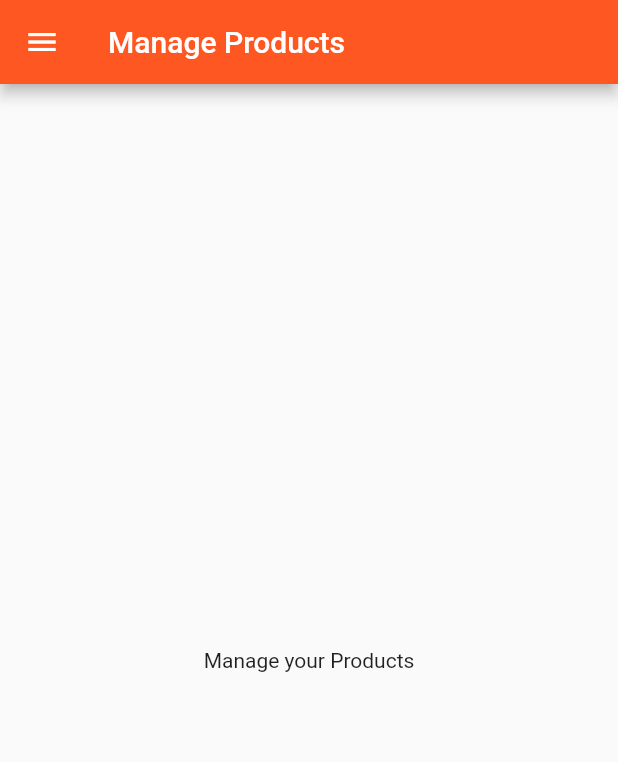
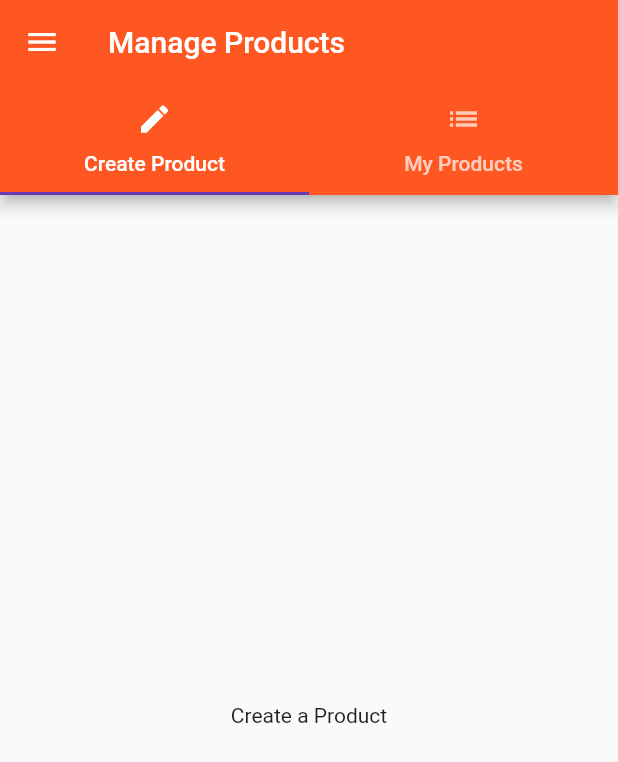
Before and after one commit to yukihirai0505/flutter-sample, a Flutter app: the ProductsAdminPage screen opened directly, on a phone screen of 412 x 824 dp. Shown: the top 762 px of the screen. Run offline on Flutter 3.47's test engine with Material 2 defaults, Android fonts, the phone set to English and light mode, and no system bars.

Commit message:
Add tabs

```diff
--- /dev/null
+++ b/lib/pages/product_create.dart
@@ -0,0 +1,10 @@
+import 'package:flutter/cupertino.dart';
+
+class ProductCreatePage extends StatelessWidget {
+  @override
+  Widget build(BuildContext context) {
+    return Center(
+      child: Text('Create a Product'),
+    );
+  }
+}
--- /dev/null
+++ b/lib/pages/product_list.dart
@@ -0,0 +1,10 @@
+import 'package:flutter/cupertino.dart';
+
+class ProductListPage extends StatelessWidget {
+  @override
+  Widget build(BuildContext context) {
+    return Center(
+      child: Text('All Products'),
+    );
+  }
+}
--- a/lib/pages/products_admin.dart
+++ b/lib/pages/products_admin.dart
@@ -1,11 +1,15 @@
 import 'package:flutter/material.dart';
+import 'package:flutter_sample/pages/product_create.dart';
+import 'package:flutter_sample/pages/product_list.dart';
 
 import './products.dart';
 
 class ProductsAdminPage extends StatelessWidget {
   @override
   Widget build(BuildContext context) {
-    return Scaffold(
+    return DefaultTabController(
+      length: 2,
+      child: Scaffold(
         drawer: Drawer(
           child: Column(
             children: <Widget>[
@@ -19,7 +23,8 @@ class ProductsAdminPage extends StatelessWidget {
                       Navigator.pushReplacement(
                           context,
                           MaterialPageRoute(
-                            builder: (BuildContext context) => ProductsPage()))
+                              builder: (BuildContext context) =>
+                                  ProductsPage()))
                     },
               )
             ],
@@ -27,9 +32,19 @@ class ProductsAdminPage extends StatelessWidget {
         ),
         appBar: AppBar(
           title: Text('Manage Products'),
+          bottom: TabBar(
+            tabs: <Widget>[
+              Tab(icon: Icon(Icons.create), text: 'Create Product'),
+              Tab(icon: Icon(Icons.list), text: 'My Products'),
+            ],
           ),
-      body: Center(
-        child: Text('Manage your Products'),
+        ),
+        body: TabBarView(
+          children: <Widget>[
+            ProductCreatePage(),
+            ProductListPage(),
+          ],
+        ),
       ),
     );
   }
```
Lines whose indentation alone changed are shown as unchanged.
